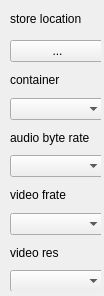
Before: the Qt Designer form mypopup.ui in BobbiHao/ssr_cp, drawn with Qt 5.
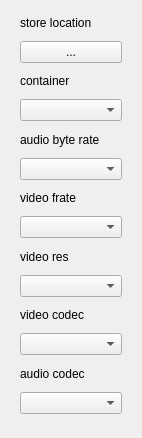
After: the same form once the commit is applied.

Diff of the .ui file:
```diff
--- a/mypopup.ui
+++ b/mypopup.ui
@@ -6,8 +6,8 @@
    <rect>
     <x>0</x>
     <y>0</y>
-    <width>104</width>
-    <height>296</height>
+    <width>142</width>
+    <height>438</height>
    </rect>
   </property>
   <property name="windowTitle">
@@ -16,22 +16,20 @@
   <widget class="QWidget" name="widget" native="true">
    <property name="geometry">
     <rect>
-     <x>0</x>
-     <y>0</y>
-     <width>101</width>
-     <height>291</height>
-    </rect>
-   </property>
-   <widget class="QWidget" name="layoutWidget">
-    <property name="geometry">
-     <rect>
-      <x>10</x>
-      <y>40</y>
-      <width>95</width>
-      <height>252</height>
+     <x>20</x>
+     <y>10</y>
+     <width>102</width>
+     <height>404</height>
      </rect>
     </property>
     <layout class="QVBoxLayout" name="verticalLayout">
+    <item>
+     <widget class="QLabel" name="label">
+      <property name="text">
+       <string>store location</string>
+      </property>
+     </widget>
+    </item>
      <item>
       <widget class="QPushButton" name="m_pushButton_storelocation">
        <property name="text">
@@ -83,21 +81,27 @@
      <item>
       <widget class="QComboBox" name="m_comboBox_videores"/>
      </item>
-    </layout>
-   </widget>
-  </widget>
-  <widget class="QLabel" name="label">
-   <property name="geometry">
-    <rect>
-     <x>10</x>
-     <y>10</y>
-     <width>81</width>
-     <height>18</height>
-    </rect>
-   </property>
-   <property name="text">
-    <string>store location</string>
-   </property>
+    <item>
+     <widget class="QLabel" name="label_6">
+      <property name="text">
+       <string>video codec</string>
+      </property>
+     </widget>
+    </item>
+    <item>
+     <widget class="QComboBox" name="m_comboBox_video_codec"/>
+    </item>
+    <item>
+     <widget class="QLabel" name="label_7">
+      <property name="text">
+       <string>audio codec</string>
+      </property>
+     </widget>
+    </item>
+    <item>
+     <widget class="QComboBox" name="m_comboBox_audio_codec"/>
+    </item>
+   </layout>
   </widget>
  </widget>
  <resources/>
```
Lines whose indentation alone changed are shown as unchanged.
